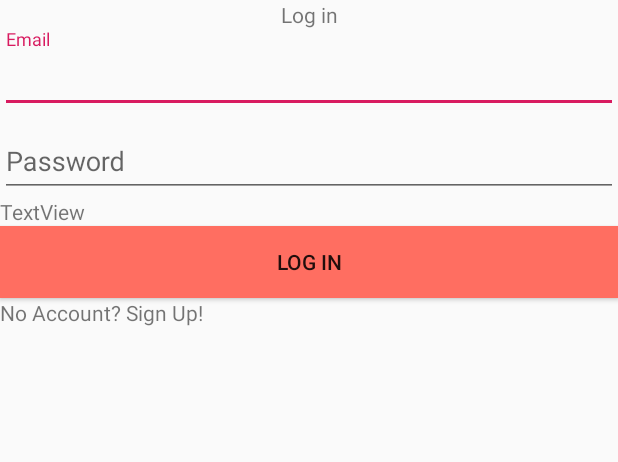
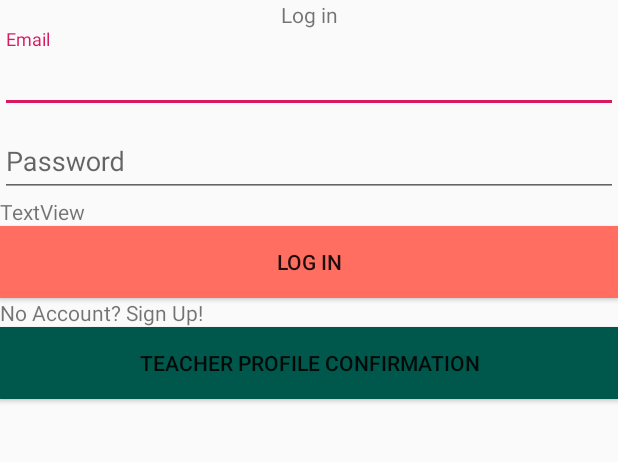
Before and after one commit to jeanpierobom/jaguarteam-android, an Android app: the screen it shows after launch (MainActivity), on a phone screen of 412 x 824 dp, the part 372-834 px from its top. Run offline under Robolectric (Android 15) with nearby library versions, the phone set to English and light mode, and no system bars.

Commit message:
Create a placeholder button on SignInScreenFragment that goes to TeacherProfileConfirmationFragment

```diff
--- a/Capstone/app/src/main/java/com/example/capstone/SignInScreenFragment.java
+++ b/Capstone/app/src/main/java/com/example/capstone/SignInScreenFragment.java
@@ -17,6 +17,7 @@ public class SignInScreenFragment extends Fragment {
 
     private Button button;
     private TextView signUpButton;
+    private Button toTeacherProfileConfirmation;
 
     @Nullable
     @Override
@@ -24,7 +25,15 @@ public class SignInScreenFragment extends Fragment {
         View view = inflater.inflate(R.layout.sign_in_layout,container,false);
 
         signUpButton = view.findViewById(R.id.to_sign_up);
+        toTeacherProfileConfirmation = view.findViewById(R.id.to_teacher_profile_confirmation);
         button = view.findViewById(R.id.sign_in_button);
+
+        toTeacherProfileConfirmation.setOnClickListener(new View.OnClickListener() {
+            @Override
+            public void onClick(View v) {
+                Navigation.findNavController(getActivity(), R.id.navHostFragment).navigate(R.id.action_sign_in_screen_to_teacher_profile_confirmation);
+            }
+        });
 
         signUpButton.setOnClickListener(new View.OnClickListener() {
             @Override
--- a/Capstone/app/src/main/res/layout/sign_in_layout.xml
+++ b/Capstone/app/src/main/res/layout/sign_in_layout.xml
@@ -68,6 +68,13 @@
             android:layout_height="wrap_content"
             android:text="@string/sign_in_create_account"/>
 
+        <Button
+            android:id="@+id/to_teacher_profile_confirmation"
+            android:layout_width="match_parent"
+            android:layout_height="wrap_content"
+            android:background="@color/colorPrimaryDark"
+            android:text="@string/teacher_profile_confirmation_button" />
+
 
     </LinearLayout>
 </LinearLayout>
--- a/Capstone/app/src/main/res/navigation/nav_graph.xml
+++ b/Capstone/app/src/main/res/navigation/nav_graph.xml
@@ -17,6 +17,9 @@
         <action
             android:id="@+id/action_sign_in_screen_to_student_home_search"
             app:destination="@id/student_home_search" />
+        <action
+            android:id="@+id/action_sign_in_screen_to_teacher_profile_confirmation"
+            app:destination="@id/teacher_profile_confirmation" />
     </fragment>
 
     <fragment
--- a/Capstone/app/src/main/res/values/strings.xml
+++ b/Capstone/app/src/main/res/values/strings.xml
@@ -6,6 +6,8 @@
     <string name="sign_in_password">Password</string>
     <string name="sign_in_button">LOG IN</string>
     <string name="sign_in_create_account">No Account? Sign Up!</string>
+
+    <string name="teacher_profile_confirmation_button">TEACHER PROFILE CONFIRMATION</string>
 
     <string name="sign_up_header">Create an account</string>
     <string name="sign_up_name">Full Name</string>
```
